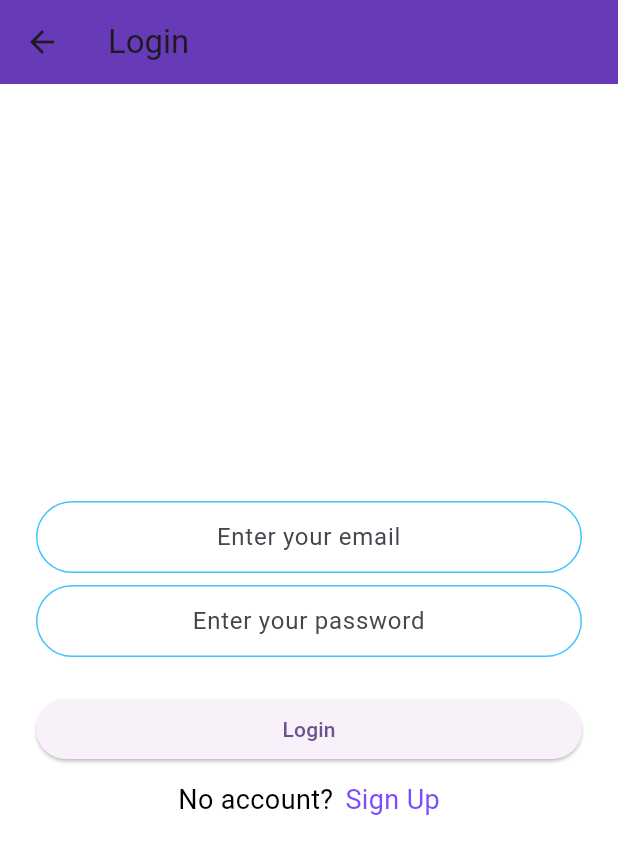
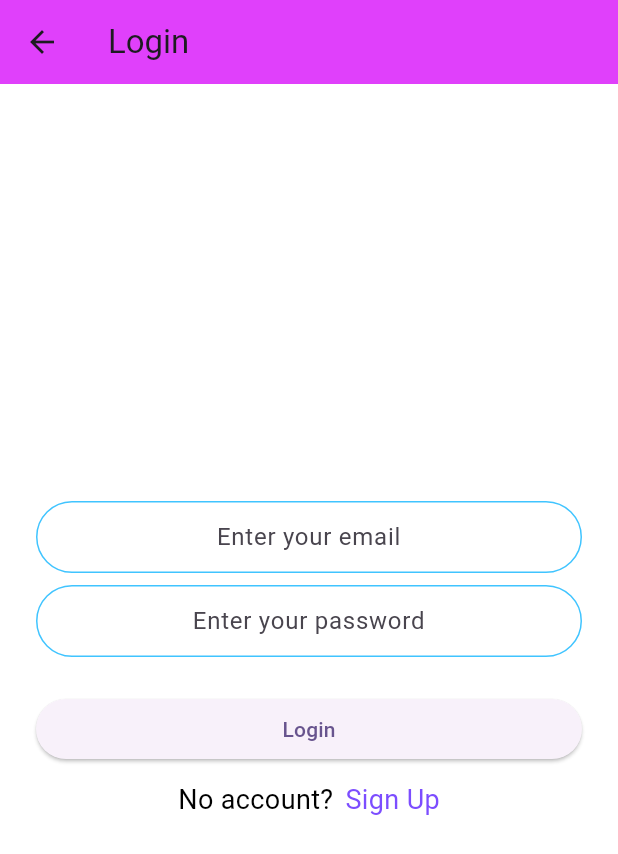
Before and after one commit to SyasyaWana/fyp, a Flutter app: the screen it shows after launch, after a tap on "Login", on a phone screen of 412 x 824 dp. Shown: the top 854 px of the screen. Run offline on Flutter 3.47's test engine with Material 3 defaults, Android fonts, the light colour scheme and no system bars; our stand-ins replace cloud_firestore, firebase_analytics, firebase_auth, firebase_core, firebase_database, pdf and 1 more; accounts and stored records are empty; network calls fail.

Commit message:
Initial Commit
This is just flutter project

```diff
--- a/lib/admin.dart
+++ b/lib/admin.dart
@@ -148,7 +148,7 @@ class _AdminScreenState extends State<AdminScreen> {
                       fontWeight: FontWeight.bold,
                     ),
                   ),
-                  const SizedBox(height: 80),
+                  const SizedBox(height: 50),
                   Column(
                     mainAxisAlignment: MainAxisAlignment.center,
                     children: [
--- a/lib/login.dart
+++ b/lib/login.dart
@@ -39,7 +39,7 @@ class LoginScreenState extends State<LoginScreen> {
           },
         ),
         title: const Text('Login'),
-        backgroundColor: Colors.deepPurple, // Set the background color of the app bar
+        backgroundColor: Colors.purpleAccent, // Set the background color of the app bar
       ),
       body: Padding(
         padding: const EdgeInsets.symmetric(horizontal: 24.0),
--- a/lib/signup.dart
+++ b/lib/signup.dart
@@ -45,7 +45,7 @@ class _RegistrationScreenState extends State<RegistrationScreen> {
           },
         ),
         title: const Text('Sign Up'), // Set the title of the screen
-        backgroundColor: Colors.deepPurple, // Set the background color of the app bar
+        backgroundColor: Colors.purpleAccent, // Set the background color of the app bar
       ),
       body: Padding(
         padding: const EdgeInsets.symmetric(horizontal: 24.0),
--- a/lib/welcome.dart
+++ b/lib/welcome.dart
@@ -15,6 +15,10 @@ class _WelcomeScreenState extends State<WelcomeScreen> {
   @override
   Widget build(BuildContext context) {
     return Scaffold(
+      appBar: AppBar(
+        backgroundColor: Colors.purpleAccent,
+        iconTheme: const IconThemeData(color: Colors.white),
+      ),
       backgroundColor: Colors.white,
       body: Padding(
         padding: const EdgeInsets.symmetric(horizontal: 24.0),
@@ -22,7 +26,6 @@ class _WelcomeScreenState extends State<WelcomeScreen> {
           mainAxisAlignment: MainAxisAlignment.center,
           crossAxisAlignment: CrossAxisAlignment.stretch,
           children: [
-            // Place the logo at the top and center it horizontally
             Align(
               alignment: Alignment.topCenter,
               child: Container(
@@ -30,10 +33,12 @@ class _WelcomeScreenState extends State<WelcomeScreen> {
                 child: Image.asset(
                   "assets/png_images/logo.png",
                   width: 600,
-                  height: 393,
+                  height: 300,
                 ),
               ),
             ),
+            // Add 100 units of space below the logo
+            const SizedBox(height: 40),
             Row(
               mainAxisAlignment: MainAxisAlignment.center,
               children: [
@@ -58,18 +63,22 @@ class _WelcomeScreenState extends State<WelcomeScreen> {
             ElevatedButton(
               onPressed: () {
                 Navigator.push(
-                    context,
-                    MaterialPageRoute(
-                        builder: ((context) => const LoginScreen())));
+                  context,
+                  MaterialPageRoute(
+                    builder: ((context) => const LoginScreen()),
+                  ),
+                );
               },
               child: const Text('Login'),
             ),
             ElevatedButton(
               onPressed: () {
                 Navigator.push(
-                    context,
-                    MaterialPageRoute(
-                        builder: ((context) => const RegistrationScreen())));
+                  context,
+                  MaterialPageRoute(
+                    builder: ((context) => const RegistrationScreen()),
+                  ),
+                );
               },
               child: const Text('Sign Up'),
             ),
@@ -78,6 +87,7 @@ class _WelcomeScreenState extends State<WelcomeScreen> {
       ),
     );
   }
+
   // You can define the _buildImageWithLabel function here
   Widget _buildImageWithLabel(String imagePath, String label) {
     return Column(
@@ -85,7 +95,7 @@ class _WelcomeScreenState extends State<WelcomeScreen> {
         Image.asset(
           imagePath,
           width: 130,
-          height: 200,
+          height: 150,
         ),
         Text(label),
       ],
```
Also changed, not shown: lib/setrole.dart (+17 -61 lines).
